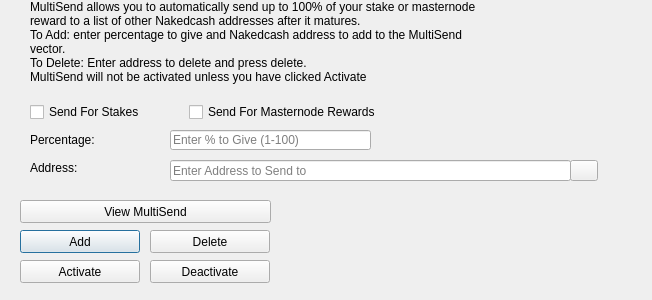
Old version of the form src/qt/forms/multisenddialog.ui in the repository thnass/nakedcash.
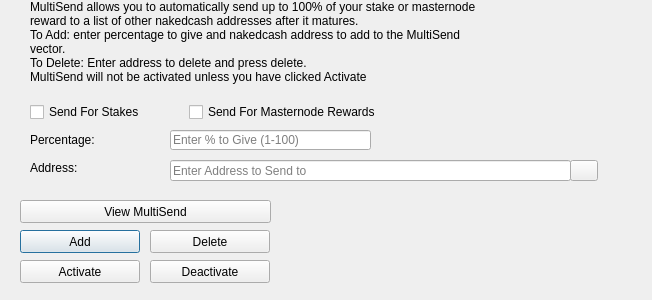
New version of the form. Icons and pictures are not drawn.

Patch:
```diff
--- a/src/qt/forms/multisenddialog.ui
+++ b/src/qt/forms/multisenddialog.ui
@@ -61,8 +61,8 @@
     <number>1</number>
    </property>
    <property name="text">
-    <string>MultiSend allows you to automatically send up to 100% of your stake or masternode reward to a list of other Nakedcash addresses after it matures.
-To Add: enter percentage to give and Nakedcash address to add to the MultiSend vector.
+    <string>MultiSend allows you to automatically send up to 100% of your stake or masternode reward to a list of other nakedcash addresses after it matures.
+To Add: enter percentage to give and nakedcash address to add to the MultiSend vector.
 To Delete: Enter address to delete and press delete.
 MultiSend will not be activated unless you have clicked Activate</string>
    </property>
```
Left out of the diff: 4 changed lines with no effect on the pictures.
